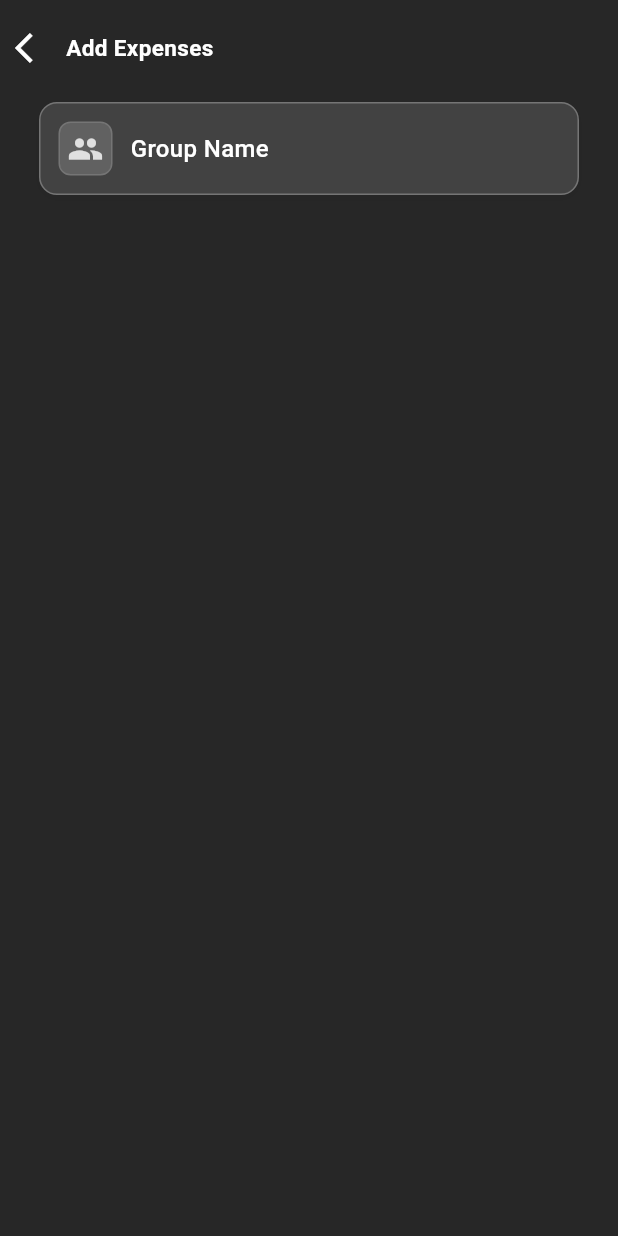
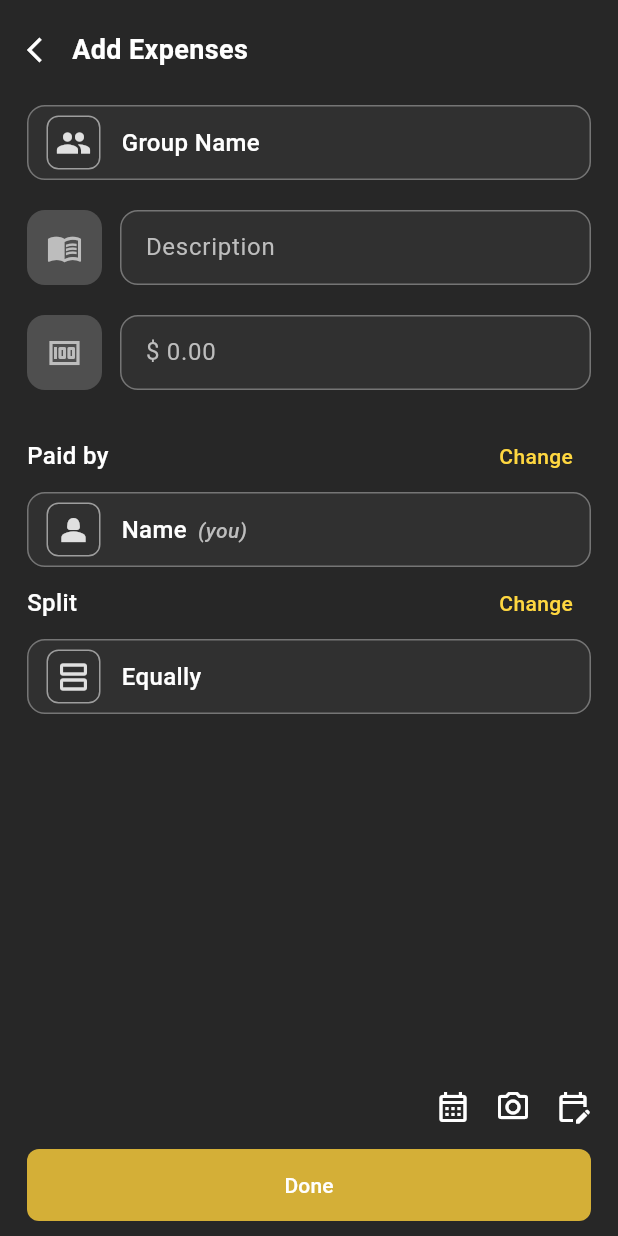
Before and after one commit to Sadiq1180/Money-Split-Wise-App, a Flutter app: the AddBill screen opened by its route, on a phone screen of 412 x 824 dp. Run offline on Flutter 3.47's test engine with Material 3 defaults, Android fonts, the phone set to English and light mode, and no system bars; drawn by our look-alikes of loader_overlay; our stand-ins replace connectivity_plus, dio, flutter_riverpod, flutter_svg, get_it, go_router and 1 more; missing offline and left inert: template_expressions; accounts and stored records are empty.

Commit message:
added expense screen and who paid screen completed

```diff
--- a/lib/presentation/views/screens/main_screens/add_expenses/add_bill.dart
+++ b/lib/presentation/views/screens/main_screens/add_expenses/add_bill.dart
@@ -1,8 +1,14 @@
 import 'package:flutter/material.dart';
 import 'package:project_core/presentation/base_widgets/keyboard_aware.dart';
+import 'package:project_core/presentation/views/screens/main_screens/add_expenses/who_paid.dart';
 import 'package:project_core/presentation/views/screens/main_screens/add_expenses/widgets/group_container.dart';
+import 'package:project_core/presentation/views/screens/main_screens/add_expenses/widgets/price_and_description.dart';
+import 'package:project_core/presentation/views/screens/main_screens/home_screen/widgets/recent_bills.dart';
+import 'package:project_core/presentation/views/screens/main_screens/login_screen/widgets/social_buttons.dart';
+import 'package:project_core/presentation/widgets/custom_title.dart';
 import 'package:project_core/shared/constants/app_colors.dart';
 import 'package:project_core/shared/extensions/sized_box.dart';
+import 'package:project_core/shared/shared.dart';
 
 class AddBill extends StatefulWidget {
   static const String routeName = "Add_Bill";
@@ -14,20 +20,13 @@ class AddBill extends StatefulWidget {
 }
 
 class _AddBillState extends State<AddBill> {
-  final TextEditingController _titleController = TextEditingController();
-  final TextEditingController _dateAndController = TextEditingController();
-  final TextEditingController _notesController = TextEditingController();
-  final TextEditingController _amountController = TextEditingController();
   final TextEditingController _descController = TextEditingController();
   final TextEditingController _priceController = TextEditingController();
 
   @override
   void dispose() {
-    _titleController.dispose();
-    _dateAndController.dispose();
-    _notesController.dispose();
-    _amountController.dispose();
-
+    _descController.dispose();
+    _priceController.dispose();
     super.dispose();
   }
 
@@ -36,44 +35,106 @@ class _AddBillState extends State<AddBill> {
     return KeyboardAware(
       child: Scaffold(
         backgroundColor: AppColors.dark,
-        body: SingleChildScrollView(
-          child: SafeArea(
-            child: Padding(
-              padding: const EdgeInsets.symmetric(horizontal: 10, vertical: 20),
-              child: Column(
-                crossAxisAlignment: CrossAxisAlignment.start,
-                children: [
-                  //  Back and Title
-                  Row(
+        body: SafeArea(
+          child: Column(
+            children: [
+              Expanded(
+                child: SingleChildScrollView(
+                  padding: const EdgeInsets.symmetric(
+                    horizontal: 18.0,
+                    vertical: 20.0,
+                  ),
+                  child: Column(
+                    crossAxisAlignment: CrossAxisAlignment.start,
                     children: [
-                      GestureDetector(
-                        onTap: () => Navigator.pop(context),
-                        child: const Icon(
-                          Icons.arrow_back_ios,
-                          color: Colors.white,
+                      CustomTitle(title: "Add Expenses"),
+                      24.spaceY,
+                      GroupContainer(
+                        groupName: "Group Name",
+                        groupImage: Icon(Icons.group, color: Colors.grey[300]),
+                      ),
+                      20.spaceY,
+                      BorderedInputField(
+                        hintText: "Description",
+                        icon: Icons.menu_book_outlined,
+                        controller: _descController,
+                      ),
+                      20.spaceY,
+                      BorderedInputField(
+                        hintText: "\$ 0.00",
+                        icon: Icons.money,
+                        controller: _priceController,
+                      ),
+                      20.spaceY,
+                      TitleWithOptionalButton(
+                        title: "Paid by",
+                        showButton: true,
+                        buttonText: "Change",
+                        showIcon: false,
+                        padding: const EdgeInsets.symmetric(vertical: 8),
+                        onTap: () {
+                          Navigation.pushNamed(WhoPaid.routeName);
+                        },
+                      ),
+                      GroupContainer(
+                        groupName: "Name",
+                        suffixText: "you",
+                        groupImage: Icon(
+                          Icons.person_2_sharp,
+                          color: Colors.grey[300],
                         ),
                       ),
-
-                      10.spaceX,
-                      const Text(
-                        "Add Expenses",
-                        style: TextStyle(
-                          color: Colors.white,
-                          fontSize: 15,
-                          fontWeight: FontWeight.w600,
+                      TitleWithOptionalButton(
+                        padding: const EdgeInsets.symmetric(vertical: 8),
+                        title: "Split",
+                        showButton: true,
+                        buttonText: "Change",
+                        showIcon: false,
+                      ),
+                      GroupContainer(
+                        groupName: "Equally",
+                        groupImage: Icon(
+                          Icons.view_agenda_outlined,
+                          color: AppColors.grey,
                         ),
                       ),
                     ],
                   ),
-                  20.spaceY,
-                  GroupContainer(
-                    groupName: "Group Name",
-                    groupImage: Icon(Icons.group, color: Colors.grey[300]),
-                  ),
-                  20.spaceY,
-                ],
+                ),
               ),
-            ),
+
+              // Bottom Buttons
+              Padding(
+                padding: const EdgeInsets.symmetric(horizontal: 18.0),
+                child: Column(
+                  children: [
+                    Row(
+                      mainAxisAlignment: MainAxisAlignment.end,
+                      children: const [
+                        Icon(
+                          Icons.calendar_month_outlined,
+                          color: Colors.white,
+                        ),
+                        SizedBox(width: 16),
+                        Icon(Icons.camera_alt_outlined, color: Colors.white),
+                        SizedBox(width: 16),
+                        Icon(Icons.edit_calendar_outlined, color: Colors.white),
+                      ],
+                    ),
+                    16.spaceY,
+                    SizedBox(
+                      width: double.infinity,
+                      child: CustomElevatedButton(
+                        onPressed: () {},
+                        isOutlined: false,
+                        text: "Done",
+                      ),
+                    ),
+                    10.spaceY,
+                  ],
+                ),
+              ),
+            ],
           ),
         ),
       ),
--- a/lib/presentation/views/screens/main_screens/add_expenses/widgets/group_container.dart
+++ b/lib/presentation/views/screens/main_screens/add_expenses/widgets/group_container.dart
@@ -1,14 +1,16 @@
 import 'package:flutter/material.dart';
 
 class GroupContainer extends StatelessWidget {
-  final String groupName;
+  final String? groupName;
+  final String? suffixText;
   final Widget? groupImage;
   final double imageSize;
   final VoidCallback? onTap;
 
   const GroupContainer({
     Key? key,
-    required this.groupName,
+    this.groupName,
+    this.suffixText,
     this.groupImage,
     this.imageSize = 36.0,
     this.onTap,
@@ -17,62 +19,63 @@ class GroupContainer extends StatelessWidget {
   @override
   Widget build(BuildContext context) {
     return Container(
-      margin: const EdgeInsets.symmetric(vertical: 4.0, horizontal: 16.0),
+      height: 50,
+      padding: const EdgeInsets.symmetric(horizontal: 12),
       decoration: BoxDecoration(
-        color: Colors.grey[800],
+        color: Colors.grey[850],
         border: Border.all(color: Colors.grey[600]!, width: 1.0),
         borderRadius: BorderRadius.circular(12.0),
-        boxShadow: [
-          BoxShadow(
-            color: Colors.black.withOpacity(0.05),
-            blurRadius: 4,
-            offset: const Offset(0, 2),
       ),
-        ],
-      ),
-      child: Material(
-        color: Colors.transparent,
       child: InkWell(
+        borderRadius: BorderRadius.circular(12.0),
         onTap: onTap,
-          borderRadius: BorderRadius.circular(12.0),
-          child: Padding(
-            padding: const EdgeInsets.all(12.0),
         child: Row(
+          crossAxisAlignment: CrossAxisAlignment.center,
+          children: [
+            if (groupImage != null)
+              Row(
                 children: [
                   Container(
                     width: imageSize,
                     height: imageSize,
                     decoration: BoxDecoration(
-                    color: Colors.grey[700],
                       borderRadius: BorderRadius.circular(8.0),
-                    border: Border.all(color: Colors.grey[600]!, width: 1.0),
+                      border: Border.all(color: Colors.grey[500]!),
                     ),
-                  child: Center(
-                    child:
-                        groupImage ??
-                        Icon(
-                          Icons.group,
-                          color: Colors.grey[400],
-                          size: imageSize * 0.6, // Icon scaled to container
+                    child: Center(child: groupImage),
                   ),
+                  const SizedBox(width: 14.0),
+                ],
               ),
-                ),
-                const SizedBox(width: 12.0),
             Expanded(
-                  child: Text(
-                    groupName,
+              child: Text.rich(
+                TextSpan(
+                  text: groupName,
                   style: const TextStyle(
                     color: Colors.white,
                     fontSize: 16,
                     fontWeight: FontWeight.w500,
                   ),
+                  children: suffixText != null
+                      ? [
+                          TextSpan(
+                            text: '  ($suffixText)',
+                            style: TextStyle(
+                              color: Colors.grey[400],
+                              fontSize: 14,
+                              fontStyle: FontStyle.italic,
+                            ),
+                          ),
+                        ]
+                      : [],
+                ),
+                maxLines: 1,
+                overflow: TextOverflow.ellipsis,
               ),
             ),
           ],
         ),
       ),
-        ),
-      ),
     );
   }
 }
--- /dev/null
+++ b/lib/presentation/views/screens/main_screens/add_expenses/widgets/price_and_description.dart
@@ -0,0 +1,62 @@
+import 'package:flutter/material.dart';
+import 'package:project_core/shared/constants/app_colors.dart';
+
+class BorderedInputField extends StatelessWidget {
+  final String hintText;
+  final IconData icon;
+  final TextEditingController controller;
+
+  const BorderedInputField({
+    Key? key,
+    required this.hintText,
+    required this.icon,
+    required this.controller,
+  }) : super(key: key);
+
+  @override
+  Widget build(BuildContext context) {
+    return Row(
+      children: [
+        Container(
+          height: 50,
+          width: 50,
+          decoration: BoxDecoration(
+            color: AppColors.darkerGrey,
+            borderRadius: BorderRadius.circular(12), // Changed from 10 to 12
+          ),
+          child: Icon(icon, color: Colors.grey[400], size: 24),
+        ),
+        const SizedBox(width: 12),
+        Expanded(
+          child: Container(
+            height: 50,
+            alignment:
+                Alignment.centerLeft, // Changed from center to centerLeft
+            padding: const EdgeInsets.symmetric(
+              horizontal: 16,
+            ), // Increased from 12 to 16
+            decoration: BoxDecoration(
+              color: Colors
+                  .grey[850], // Added background color to match GroupContainer
+              border: Border.all(
+                color: Colors.grey[600]!,
+                width: 1.0,
+              ), // Consistent border
+              borderRadius: BorderRadius.circular(12),
+            ),
+            child: TextField(
+              controller: controller,
+              style: const TextStyle(color: Colors.white),
+              decoration: InputDecoration(
+                isCollapsed: true,
+                hintText: hintText,
+                hintStyle: TextStyle(color: Colors.grey[400]),
+                border: InputBorder.none,
+              ),
+            ),
+          ),
+        ),
+      ],
+    );
+  }
+}
--- a/lib/presentation/views/screens/main_screens/home_screen/widgets/recent_bills.dart
+++ b/lib/presentation/views/screens/main_screens/home_screen/widgets/recent_bills.dart
@@ -9,7 +9,8 @@ class TitleWithOptionalButton extends StatelessWidget {
   final VoidCallback? onTap;
   final Color? buttonColor;
   final bool showIcon;
-  final TextStyle? buttonTextStyle; // ✅ New property
+  final TextStyle? buttonTextStyle;
+  final EdgeInsetsGeometry? padding;
 
   const TitleWithOptionalButton({
     super.key,
@@ -20,17 +21,17 @@ class TitleWithOptionalButton extends StatelessWidget {
     this.onTap,
     this.buttonColor,
     this.showIcon = true,
-    this.buttonTextStyle, // ✅ Constructor argument
+    this.buttonTextStyle,
+    this.padding,
   });
 
   @override
   Widget build(BuildContext context) {
     return Padding(
-      padding: const EdgeInsets.symmetric(horizontal: 12.0, vertical: 8),
+      padding: padding ?? EdgeInsets.zero,
       child: Row(
         mainAxisAlignment: MainAxisAlignment.spaceBetween,
         children: [
-          // Left: Title
           Text(
             title,
             style: const TextStyle(
@@ -39,8 +40,6 @@ class TitleWithOptionalButton extends StatelessWidget {
               color: Colors.white,
             ),
           ),
-
-          // Right: Optional Button
           if (showButton)
             GestureDetector(
               onTap: onTap,
--- /dev/null
+++ b/lib/presentation/widgets/custom_title.dart
@@ -0,0 +1,32 @@
+import 'package:flutter/material.dart';
+
+class CustomTitle extends StatelessWidget {
+  final String title;
+
+  const CustomTitle({Key? key, required this.title}) : super(key: key);
+
+  @override
+  Widget build(BuildContext context) {
+    return Row(
+      children: [
+        GestureDetector(
+          onTap: () => Navigator.pop(context),
+          child: const Icon(
+            Icons.arrow_back_ios,
+            color: Colors.white,
+            size: 20,
+          ),
+        ),
+        const SizedBox(width: 10),
+        Text(
+          title,
+          style: const TextStyle(
+            color: Colors.white,
+            fontSize: 18,
+            fontWeight: FontWeight.w600,
+          ),
+        ),
+      ],
+    );
+  }
+}
--- a/lib/shared/navigation/route_generator.dart
+++ b/lib/shared/navigation/route_generator.dart
@@ -1,5 +1,6 @@
 import 'package:flutter/material.dart';
 import 'package:go_router/go_router.dart';
+import 'package:project_core/presentation/views/screens/main_screens/add_expenses/who_paid.dart';
 import 'package:project_core/presentation/views/screens/main_screens/friends_group/friends_group.dart';
 import 'package:project_core/presentation/views/screens/main_screens/add_expenses/add_bill.dart';
 import 'package:project_core/presentation/views/screens/main_screens/insight_screen/insight_screen.dart';
@@ -86,6 +87,11 @@ final router = GoRouter(
       path: '/${InsightScreen.routeName}',
       builder: (context, state) => const InsightScreen(),
     ),
+    GoRoute(
+      name: WhoPaid.routeName,
+      path: '/${WhoPaid.routeName}',
+      builder: (context, state) => const WhoPaid(),
+    ),
   ],
 );
 
```
Also changed, not shown: lib/presentation/views/screens/main_screens/add_expenses/who_paid.dart (added, +133 -0 lines), lib/presentation/views/screens/main_screens/add_expenses/widgets/toggle_buttons.dart (added, +44 -0 lines), lib/presentation/views/screens/main_screens/add_expenses/widgets/user_card.dart (added, +97 -0 lines), lib/presentation/views/screens/main_screens/home_screen/home_page.dart (+5 -2 lines), lib/presentation/views/screens/main_screens/insight_screen/insight_screen.dart (+0 -12 lines), lib/presentation/views/screens/main_screens/login_screen/login_screen.dart (+7 -27 lines), lib/presentation/views/screens/main_screens/sign_in/sign_up.dart (+7 -28 lines), lib/presentation/widgets/rich_text_button.dart (added, +47 -0 lines). Lines whose indentation alone changed are shown as unchanged.
